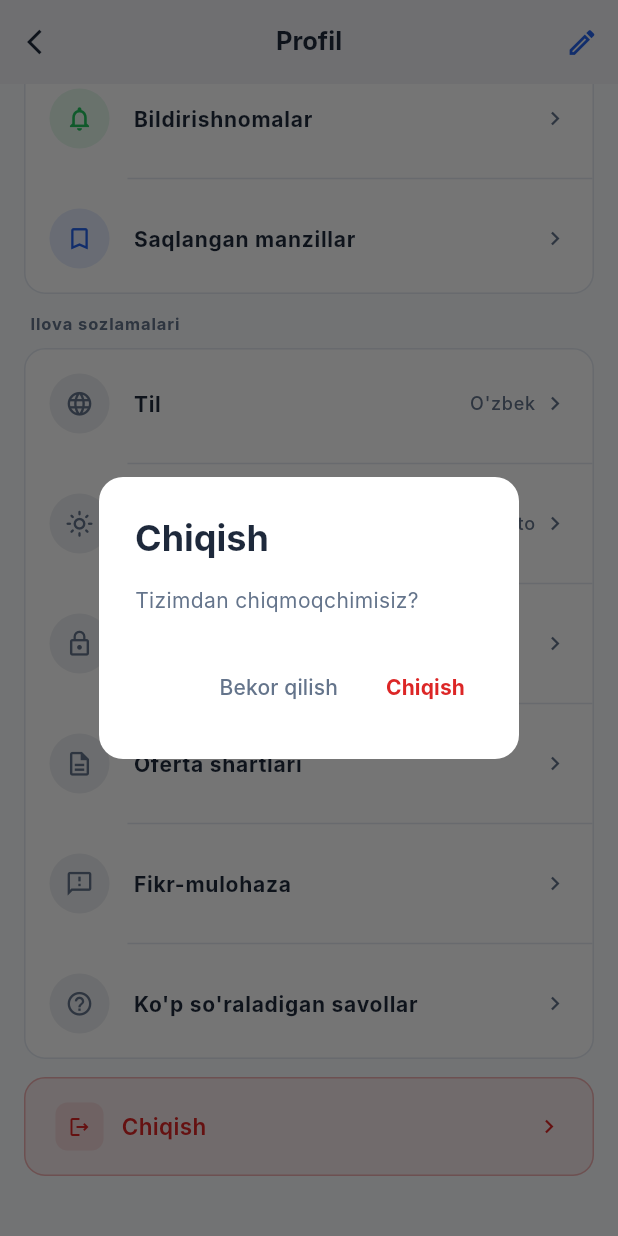
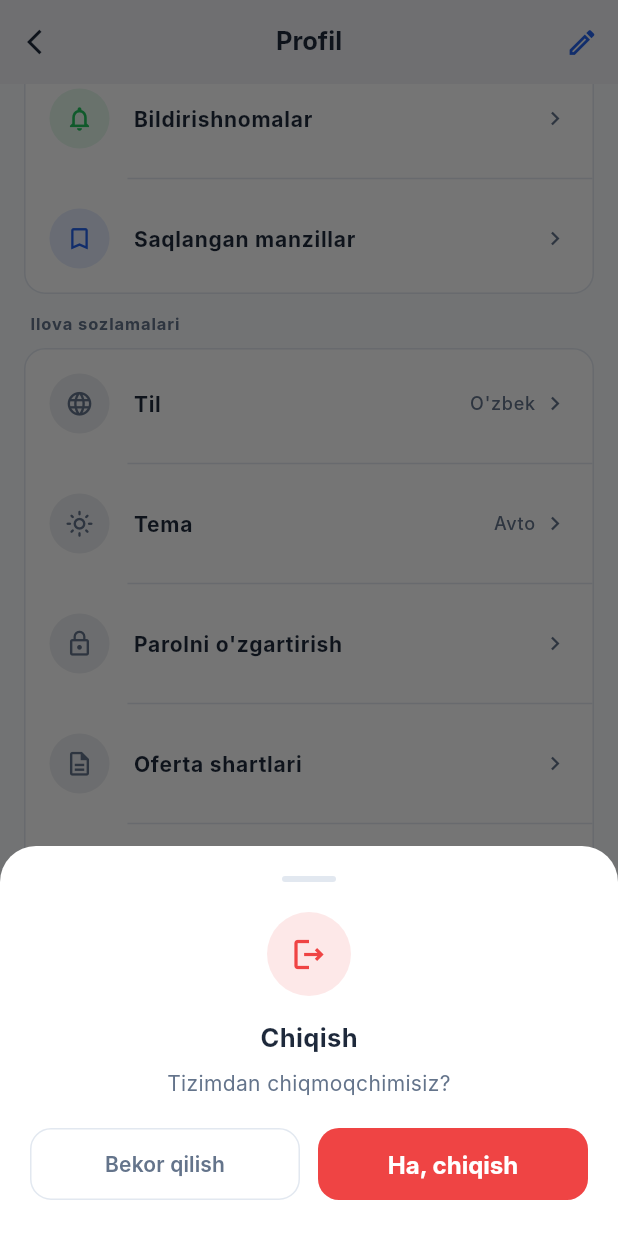
Before and after one commit to begzodmominov2009/goWayApp, a Flutter app: the ClientProfileScreen screen opened by its route, scrolled down 223 dp, after a tap on "Chiqish", on a phone screen of 412 x 824 dp. Run offline on Flutter 3.47's test engine with Material 3 defaults, Android fonts, the phone set to English and light mode, and no system bars; our stand-ins replace connectivity_plus, dio, firebase_core, firebase_messaging, flutter_local_notifications, flutter_riverpod and 10 more; missing offline and left inert: dart:html, dart:js, dart:ui_web, yandex_mapkit; accounts and stored records are empty; network calls fail; Roboto replaces fonts that are missing (Inter).

Commit message:
feat: logout tasdiqlashni AlertDialog'dan smooth bottom sheet'ga o'tkazish (client+driver, i18n va dark mode bilan)

```diff
--- a/lib/core/localization/app_strings.dart
+++ b/lib/core/localization/app_strings.dart
@@ -275,6 +275,9 @@ class AppStrings {
       'yes_cancel_order': 'Ha, bekor qilish',
       'no_keep_order': 'Yo\'q',
       'order_cancelled': 'Buyurtma bekor qilindi',
+      'logout_confirm_title': 'Chiqish',
+      'logout_confirm_message': 'Tizimdan chiqmoqchimisiz?',
+      'confirm_logout': 'Ha, chiqish',
       'profile_photo_optional': 'Profil rasmi (ixtiyoriy)',
       'profile_photo_hint': 'Bu majburiy emas, agar yuklamasangiz standart rasm ishlatiladi',
       // ==== Baholash oynasi (rating_dialog) ====
@@ -641,6 +644,9 @@ class AppStrings {
       'yes_cancel_order': 'Да, отменить',
       'no_keep_order': 'Нет',
       'order_cancelled': 'Заказ отменён',
+      'logout_confirm_title': 'Выход',
+      'logout_confirm_message': 'Вы хотите выйти из системы?',
+      'confirm_logout': 'Да, выйти',
       'profile_photo_optional': 'Фото профиля (необязательно)',
       'profile_photo_hint': 'Это необязательно — если не загрузите, будет использовано стандартное изображение',
       // ==== Окно оценки (rating_dialog) ====
@@ -1007,6 +1013,9 @@ class AppStrings {
       'yes_cancel_order': 'Yes, cancel',
       'no_keep_order': 'No',
       'order_cancelled': 'Order cancelled',
+      'logout_confirm_title': 'Log out',
+      'logout_confirm_message': 'Are you sure you want to log out?',
+      'confirm_logout': 'Yes, log out',
       'profile_photo_optional': 'Profile photo (optional)',
       'profile_photo_hint': 'This is optional — if you don\'t upload one, a default image will be used',
       // ==== Rating dialog ====
--- a/lib/features/client/profile/screens/client_profile_screen.dart
+++ b/lib/features/client/profile/screens/client_profile_screen.dart
@@ -758,45 +758,103 @@ class _ClientProfileScreenState extends ConsumerState<ClientProfileScreen> {
   Future<void> _showLogoutDialog() async {
     final locale = ref.read(localeProvider).languageCode;
     final isDark = Theme.of(context).brightness == Brightness.dark;
-    final confirmed = await showDialog<bool>(
+    await showModalBottomSheet(
       context: context,
-      builder: (ctx) => AlertDialog(
-        backgroundColor: isDark ? AppTheme.darkSurface : Colors.white,
-        shape: RoundedRectangleBorder(borderRadius: BorderRadius.circular(16)),
-        title: Text(AppStrings.get('logout', locale),
-            style: TextStyle(
-                color: isDark ? AppTheme.darkTextPrimary : AppTheme.textPrimary,
-                fontWeight: FontWeight.w700)),
-        content: Text('Tizimdan chiqmoqchimisiz?',
-            style: TextStyle(
-                color: isDark
-                    ? AppTheme.darkTextSecondary
-                    : AppTheme.textSecondary)),
-        actions: [
-          TextButton(
-            onPressed: () => Navigator.pop(ctx, false),
-            child: Text(AppStrings.get('cancel', locale),
-                style: TextStyle(
-                    color: isDark
-                        ? AppTheme.darkTextSecondary
-                        : AppTheme.textSecondary)),
+      isScrollControlled: true,
+      backgroundColor: Colors.transparent,
+      sheetAnimationStyle: _kSheetAnimationStyle,
+      builder: (ctx) {
+        final surface = isDark ? AppTheme.darkSurface : Colors.white;
+        final textPrimary = isDark ? AppTheme.darkTextPrimary : AppTheme.textPrimary;
+        final textSecondary = isDark ? AppTheme.darkTextSecondary : AppTheme.textSecondary;
+        final border = isDark ? AppTheme.darkBorder : AppTheme.borderColor;
+        return Container(
+          decoration: BoxDecoration(
+            color: surface,
+            borderRadius: const BorderRadius.vertical(top: Radius.circular(24)),
           ),
-          TextButton(
-            onPressed: () => Navigator.pop(ctx, true),
-            child: const Text('Chiqish',
-                style: TextStyle(
-                    color: Color(0xFFdc2626), fontWeight: FontWeight.w700)),
+          padding: EdgeInsets.only(
+              left: 20,
+              right: 20,
+              top: 20,
+              bottom: MediaQuery.of(ctx).viewInsets.bottom + 24),
+          child: Column(
+            mainAxisSize: MainAxisSize.min,
+            children: [
+              Center(
+                  child: Container(
+                      width: 36,
+                      height: 4,
+                      decoration: BoxDecoration(
+                          color: border,
+                          borderRadius: BorderRadius.circular(2)))),
+              const SizedBox(height: 20),
+              Container(
+                width: 56,
+                height: 56,
+                decoration: BoxDecoration(
+                    color: AppTheme.errorColor.withOpacity(0.12),
+                    shape: BoxShape.circle),
+                child: const Icon(Icons.logout_outlined,
+                    color: AppTheme.errorColor, size: 26),
+              ),
+              const SizedBox(height: 16),
+              Text(AppStrings.get('logout_confirm_title', locale),
+                  style: TextStyle(
+                      fontSize: 17,
+                      fontWeight: FontWeight.w700,
+                      color: textPrimary)),
+              const SizedBox(height: 8),
+              Text(AppStrings.get('logout_confirm_message', locale),
+                  textAlign: TextAlign.center,
+                  style: TextStyle(color: textSecondary)),
+              const SizedBox(height: 20),
+              Row(
+                children: [
+                  Expanded(
+                    child: OutlinedButton(
+                      onPressed: () => Navigator.pop(ctx),
+                      style: OutlinedButton.styleFrom(
+                        minimumSize: const Size(double.infinity, 48),
+                        shape: RoundedRectangleBorder(
+                            borderRadius: BorderRadius.circular(14)),
+                        side: BorderSide(color: border),
+                        foregroundColor: textSecondary,
+                      ),
+                      child: Text(AppStrings.get('cancel', locale),
+                          style: const TextStyle(fontWeight: FontWeight.w600)),
+                    ),
+                  ),
+                  const SizedBox(width: 12),
+                  Expanded(
+                    child: ElevatedButton(
+                      onPressed: () async {
+                        Navigator.pop(ctx);
+                        await ref.read(authRepositoryProvider).logout();
+                        // Keyingi (boshqa) foydalanuvchi kirganda eski keshdan
+                        // ma'lumot ko'rinmasligi uchun barcha Client kesh'larini tozalaymiz.
+                        invalidateClientCaches(ref);
+                        if (mounted) context.go(AppRoutes.onboarding);
+                      },
+                      style: ElevatedButton.styleFrom(
+                        backgroundColor: AppTheme.errorColor,
+                        minimumSize: const Size(double.infinity, 48),
+                        shape: RoundedRectangleBorder(
+                            borderRadius: BorderRadius.circular(14)),
+                        elevation: 0,
+                      ),
+                      child: Text(AppStrings.get('confirm_logout', locale),
+                          style: const TextStyle(
+                              color: Colors.white, fontWeight: FontWeight.w700)),
+                    ),
+                  ),
+                ],
+              ),
+            ],
           ),
-        ],
-      ),
+        );
+      },
     );
-    if (confirmed == true) {
-      await ref.read(authRepositoryProvider).logout();
-      // Keyingi (boshqa) foydalanuvchi kirganda eski keshdan ma'lumot
-      // ko'rinmasligi uchun barcha Client kesh'larini tozalaymiz.
-      invalidateClientCaches(ref);
-      if (mounted) context.go(AppRoutes.onboarding);
-    }
   }
 }
 
```
Also changed, not shown: lib/features/driver/profile/screens/driver_profile_screen.dart (+89 -20 lines).
